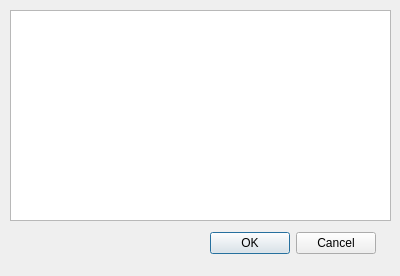
Before: the Qt Designer form fusinvform.ui in fusioninventory/fusioninventory-agent-task-deploy-gui, drawn with Qt 5.
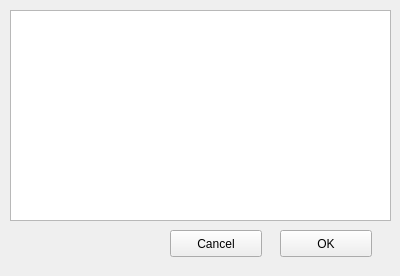
After: the same form once the commit is applied.

Commit message: use 2 buttons instead of QDialogButtonBox

The edit to the form file:
```diff
--- a/fusinvform.ui
+++ b/fusinvform.ui
@@ -57,17 +57,30 @@
      <set>Qt::NoTextInteraction</set>
     </property>
    </widget>
-   <widget class="QDialogButtonBox" name="buttonBox">
+   <widget class="QPushButton" name="pushOk">
     <property name="geometry">
      <rect>
-      <x>200</x>
+      <x>280</x>
       <y>230</y>
-      <width>176</width>
+      <width>92</width>
       <height>27</height>
      </rect>
     </property>
-    <property name="standardButtons">
-     <set>QDialogButtonBox::Cancel|QDialogButtonBox::Ok</set>
+    <property name="text">
+     <string>OK</string>
+    </property>
+   </widget>
+   <widget class="QPushButton" name="pushCancel">
+    <property name="geometry">
+     <rect>
+      <x>170</x>
+      <y>230</y>
+      <width>92</width>
+      <height>27</height>
+     </rect>
+    </property>
+    <property name="text">
+     <string>Cancel</string>
     </property>
    </widget>
   </widget>
```
The commit also changes 2 other files.
